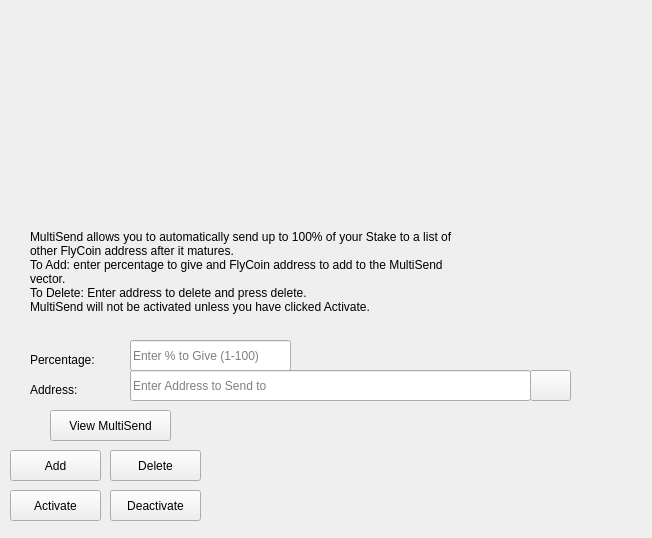
First picture: the form in src/qt/forms/charitydialog.ui, repository Fly-coin/Fly-coin, before the edit.
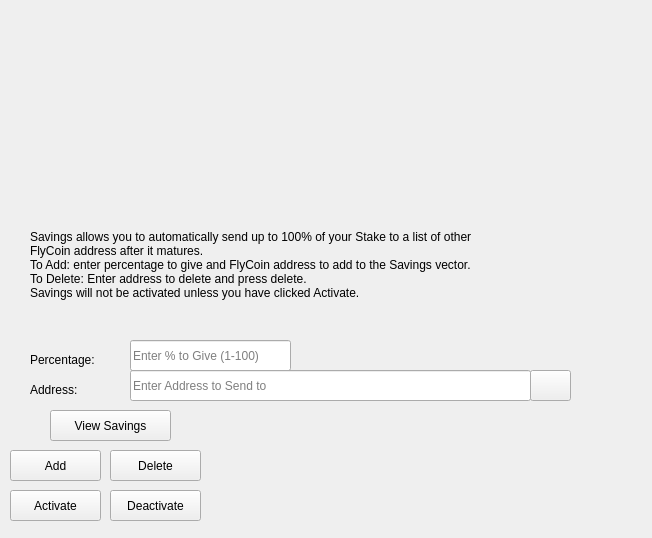
Second picture: the form after the edit. Icons and pictures are not drawn.

Commit message: rename MultiSend to Savings

The edit to the form file:
```diff
--- a/src/qt/forms/charitydialog.ui
+++ b/src/qt/forms/charitydialog.ui
@@ -61,10 +61,10 @@
     <number>1</number>
    </property>
    <property name="text">
-    <string>MultiSend allows you to automatically send up to 100% of your Stake to a list of other FlyCoin address after it matures.
-To Add: enter percentage to give and FlyCoin address to add to the MultiSend vector. 
+    <string>Savings allows you to automatically send up to 100% of your Stake to a list of other FlyCoin address after it matures.
+To Add: enter percentage to give and FlyCoin address to add to the Savings vector. 
 To Delete: Enter address to delete and press delete.
-MultiSend will not be activated unless you have clicked Activate.</string>
+Savings will not be activated unless you have clicked Activate.</string>
    </property>
    <property name="alignment">
     <set>Qt::AlignLeading|Qt::AlignLeft|Qt::AlignTop</set>
@@ -230,7 +230,7 @@
     <string>View MultiSend Vector</string>
    </property>
    <property name="text">
-    <string>View MultiSend</string>
+    <string>View Savings</string>
    </property>
   </widget>
   <widget class="QLabel" name="imagelabel">
```
Left out of the diff: 10 changed lines with no effect on the pictures. The commit also changes 5 other files.
